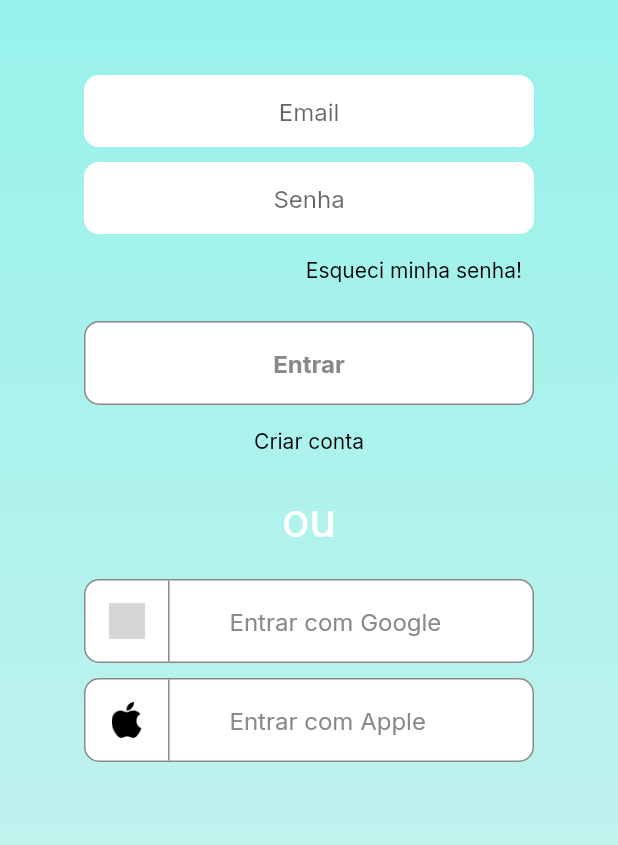
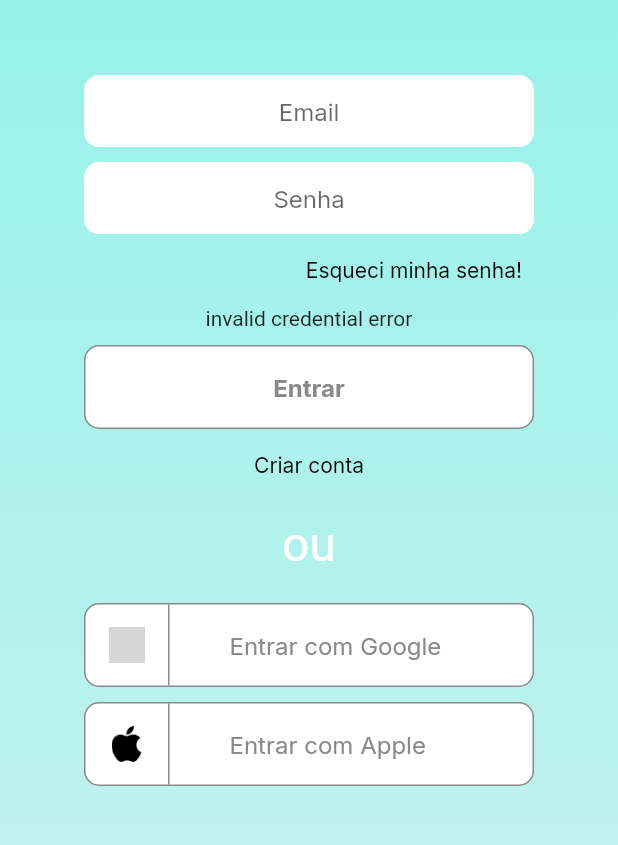
Before and after one commit to ViniDB27/meu_amigo_secreto, a Flutter app: the screen it shows after launch, after a tap on "Entrar", on a phone screen of 412 x 824 dp, the part 375-1220 px from its top. Run offline on Flutter 3.47's test engine with Material 2 defaults, Android fonts, the phone set to English and light mode, and no system bars; our stand-ins replace dartz, firebase_auth, firebase_core, flutter_bloc, flutter_modular, google_fonts and 1 more; accounts and stored records are empty; Roboto replaces fonts that are missing (Itim); grey boxes are pictures that could not be loaded.

Commit message:
bloc funcionando

```diff
--- a/lib/src/modules/auth/infra/usecases/authenticate_with_email_and_password_firebase.dart
+++ b/lib/src/modules/auth/infra/usecases/authenticate_with_email_and_password_firebase.dart
@@ -6,11 +6,11 @@ import '../../domain/repositories/auth_repository.dart';
 import '../../domain/entities/account_entity.dart';
 import '../../domain/errors/auth_errors.dart';
 
-class AuthenticateWithEmailAndPasswordOnFirebase
+class AuthenticateWithEmailAndPasswordImpl
     extends AuthenticateWithEmailAndPassword {
   final AuthRepository repository;
 
-  AuthenticateWithEmailAndPasswordOnFirebase(this.repository);
+  AuthenticateWithEmailAndPasswordImpl(this.repository);
 
   @override
   Future<Either<AuthException, AccountEntity>> call(
--- /dev/null
+++ b/lib/src/modules/auth/presenter/blocs/authenticate_with_email_and_password_bloc.dart
@@ -0,0 +1,31 @@
+import 'package:flutter_bloc/flutter_bloc.dart';
+import 'package:meu_amigo_secreto/src/modules/auth/presenter/blocs/events/auth_event.dart';
+
+import '../../domain/usecases/authenticate_with_email_and_password.dart';
+
+import 'states/auth_state.dart';
+
+class AuthenticateWithEmailAndPasswordBloc extends Bloc<AuthEvent, AuthState> {
+  final AuthenticateWithEmailAndPassword authenticateWithEmailAndPassword;
+
+  AuthenticateWithEmailAndPasswordBloc(this.authenticateWithEmailAndPassword)
+      : super(InitialAuthState()) {
+    on<SignIngWithEmailAndPassword>(_signIngWithEmailAndPassword);
+  }
+
+  Future _signIngWithEmailAndPassword(
+    SignIngWithEmailAndPassword event,
+    Emitter<AuthState> emit,
+  ) async {
+    emit(LoadingAuthState());
+    await Future.delayed(const Duration(seconds: 1));
+
+    final result = await authenticateWithEmailAndPassword(event.credentials);
+
+    result.fold((error) {
+      emit(ErrorAuthState(error.message));
+    }, (account) {
+      emit(SuccessAuthState(account));
+    });
+  }
+}
--- /dev/null
+++ b/lib/src/modules/auth/presenter/blocs/events/auth_event.dart
@@ -0,0 +1,9 @@
+import 'package:meu_amigo_secreto/src/modules/auth/domain/usecases/authenticate_with_email_and_password.dart';
+
+abstract class AuthEvent {}
+
+class SignIngWithEmailAndPassword extends AuthEvent {
+  final AuthenticateWithEmailAndPasswordCredentials credentials;
+
+  SignIngWithEmailAndPassword(this.credentials);
+}
--- a/lib/src/modules/auth/presenter/pages/signin/signin_page.dart
+++ b/lib/src/modules/auth/presenter/pages/signin/signin_page.dart
@@ -1,11 +1,19 @@
 import 'package:flutter/material.dart';
+import 'package:flutter_bloc/flutter_bloc.dart';
+import 'package:flutter_modular/flutter_modular.dart';
 
 import '../../../../../shared/theme/app_fonts.dart';
 import '../../../../../shared/theme/app_images.dart';
 import '../../../../../shared/theme/app_colors.dart';
 
-import './components/social_button.dart';
-import './helper/auth_helper.dart';
+import '../../../domain/usecases/authenticate_with_email_and_password.dart';
+import '../../../presenter/blocs/states/auth_state.dart';
+import '../../../presenter/blocs/events/auth_event.dart';
+
+import '../../blocs/authenticate_with_email_and_password_bloc.dart';
+
+import 'components/social_button.dart';
+import 'helper/auth_helper.dart';
 
 class SignInPage extends StatefulWidget {
   const SignInPage({Key? key}) : super(key: key);
@@ -17,6 +25,19 @@ class SignInPage extends StatefulWidget {
 class _SignInPageState extends State<SignInPage> {
   final emailController = TextEditingController();
   final passwordController = TextEditingController();
+
+  final authenticateWithEmailAndPasswordBloc =
+      Modular.get<AuthenticateWithEmailAndPasswordBloc>();
+
+  _onSigningWithEmailAndPassword(BuildContext context) {
+    final credentials = AuthenticateWithEmailAndPasswordCredentials(
+      email: emailController.text,
+      password: passwordController.text,
+    );
+
+    authenticateWithEmailAndPasswordBloc
+        .add(SignIngWithEmailAndPassword(credentials));
+  }
 
   @override
   Widget build(BuildContext context) {
@@ -100,7 +121,9 @@ class _SignInPageState extends State<SignInPage> {
                         mainAxisAlignment: MainAxisAlignment.end,
                         children: [
                           TextButton(
-                            onPressed: () => AuthHelper.showForgotPasswordSuccessDialog(context),
+                            onPressed: () =>
+                                AuthHelper.showForgotPasswordSuccessDialog(
+                                    context),
                             child: Text(
                               "Esqueci minha senha!",
                               style: AppFonts.textForgotPassword,
@@ -108,9 +131,25 @@ class _SignInPageState extends State<SignInPage> {
                           ),
                         ],
                       ),
+                      BlocBuilder<AuthenticateWithEmailAndPasswordBloc,
+                          AuthState>(
+                        bloc: authenticateWithEmailAndPasswordBloc,
+                        builder: (context, state) {
+                          if (state is ErrorAuthState) {
+                            print(state.message);
+                            return Text(state.message);
+                          }
+
+                          if (state is SuccessAuthState) {
+                            return Text(state.account.name);
+                          }
+
+                          return const SizedBox();
+                        },
+                      ),
                       const SizedBox(height: 10),
                       InkWell(
-                        onTap: () {},
+                        onTap: () => _onSigningWithEmailAndPassword(context),
                         child: Container(
                           decoration: BoxDecoration(
                             color: Colors.white,
@@ -123,11 +162,22 @@ class _SignInPageState extends State<SignInPage> {
                           width: double.infinity,
                           height: 56,
                           child: Center(
-                            child: Text(
-                              "Entrar",
-                              style: AppFonts.textInput.copyWith(
-                                fontWeight: FontWeight.bold,
-                              ),
+                            child: BlocBuilder<
+                                AuthenticateWithEmailAndPasswordBloc,
+                                AuthState>(
+                              bloc: authenticateWithEmailAndPasswordBloc,
+                              builder: (context, state) {
+                                if (state is LoadingAuthState) {
+                                  return const CircularProgressIndicator();
+                                }
+
+                                return Text(
+                                  "Entrar",
+                                  style: AppFonts.textInput.copyWith(
+                                    fontWeight: FontWeight.bold,
+                                  ),
+                                );
+                              },
                             ),
                           ),
                         ),
--- a/pubspec.yaml
+++ b/pubspec.yaml
@@ -41,7 +41,7 @@ dependencies:
   firebase_auth: ^3.3.20
   flutter_modular: ^5.0.3
   google_fonts: ^3.0.1
-  flutter_bloc: ^8.0.1
+  flutter_bloc: ^7.2.0
 
 dev_dependencies:
   firebase_auth_mocks: ^0.8.4
```
Also changed, not shown: lib/src/modules/auth/auth_module.dart (+5 -2 lines), lib/src/modules/auth/presenter/pages/signin/helper/auth_helper.dart (+34 -11 lines), lib/src/modules/auth/presenter/stores/authenticate_with_email_and_password_bloc.dart (deleted, +0 -33 lines), lib/src/modules/auth/presenter/blocs/states/auth_state.dart (renamed from lib/src/modules/auth/presenter/states/auth_state.dart), pubspec.lock, 3 other files.
